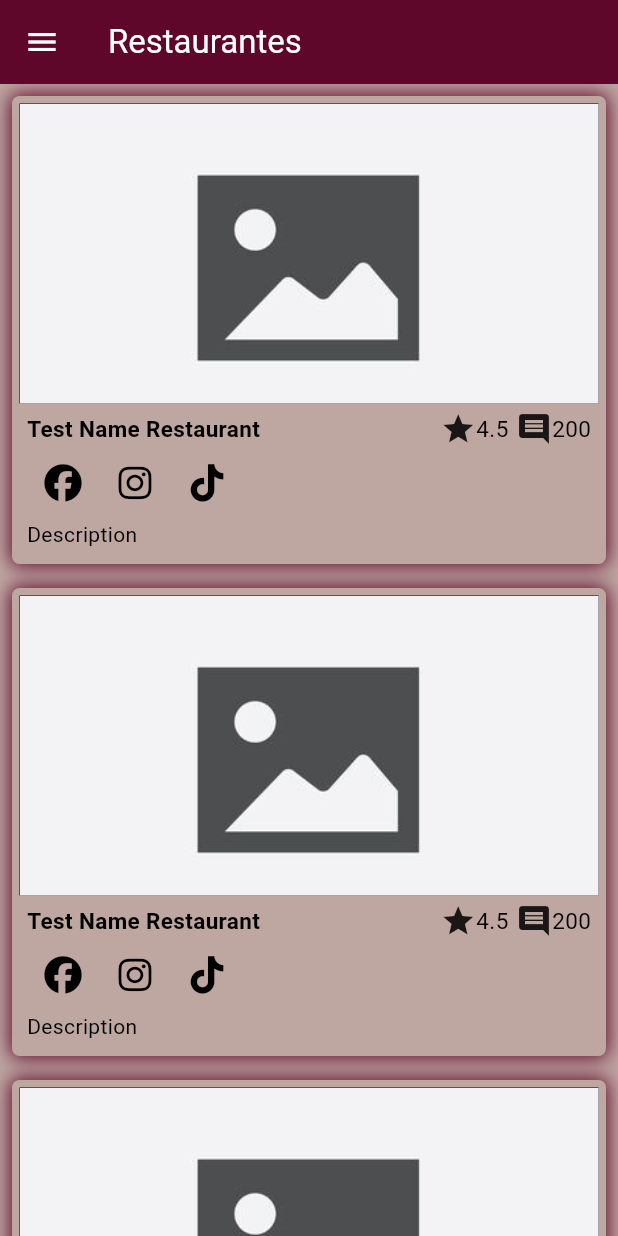
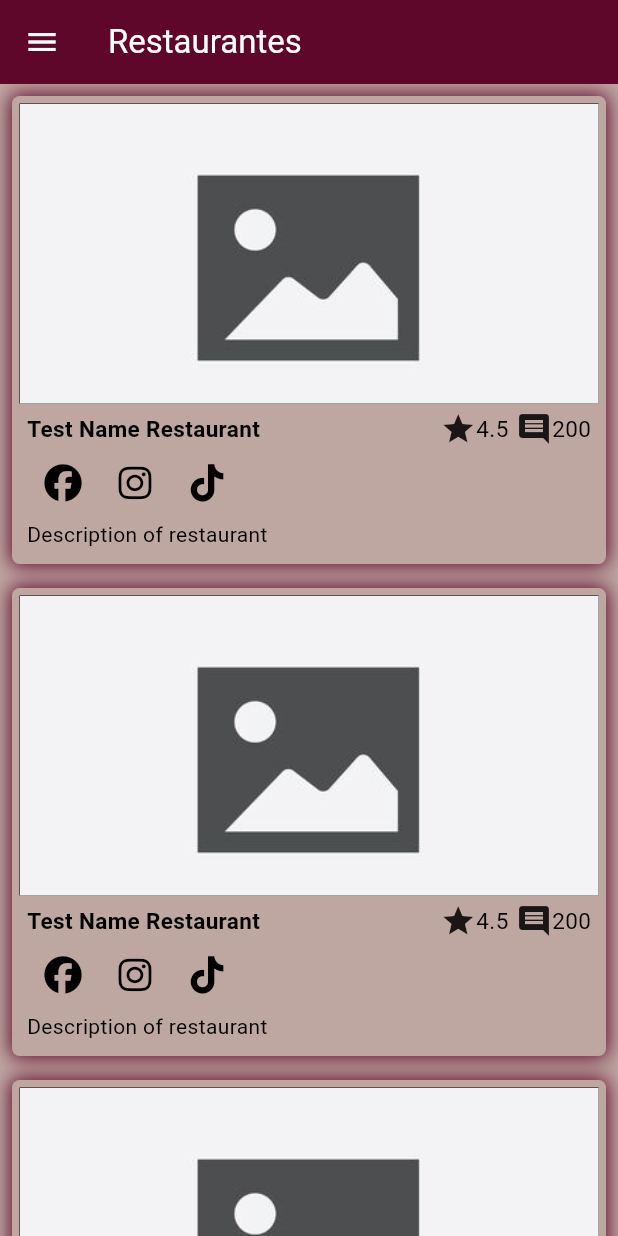
Before and after one commit to sanchezbuitrago/try_trip_flutter, a Flutter app: the RestaurantsPage screen opened by its route, on a phone screen of 412 x 824 dp. Run offline on Flutter 3.47's test engine with Material 3 defaults, Android fonts, the phone set to English and light mode, and no system bars; our stand-ins replace country_code_picker, flutter_secure_storage, font_awesome_flutter, logger, quickalert; accounts and stored records are empty.

Commit message:
Se agrega soporte para i10n en la pantalla de restaurantes

```diff
--- a/lib/features/authentication/presentation/screens/login.dart
+++ b/lib/features/authentication/presentation/screens/login.dart
@@ -59,7 +59,7 @@ class _LoginPageState extends State<LoginPage> {
 
   void _handleLoginSuccessfulState(LoginSuccessfulState state) {
     if (mounted) {
-      AppRoutes.resetTo(context, AppRoutes.home);
+      AppRoutes.resetTo(context, AppRoutes.restaurants);
     }
   }
 
--- a/lib/features/authentication/presentation/view_models/login.dart
+++ b/lib/features/authentication/presentation/view_models/login.dart
@@ -23,6 +23,8 @@ class LoginViewModel {
   UserController userController = UserController();
   Future<LoginState> doLogin(
       {required String email, required String pin}) async {
+    // TODO: Delete after implement service calling
+    return LoginSuccessfulState();
     try {
       await userController.doLogin(DoLoginCommand(email: email, pin: pin));
       return LoginSuccessfulState();
--- a/lib/features/restaurants/presentation/screens/restaurants.dart
+++ b/lib/features/restaurants/presentation/screens/restaurants.dart
@@ -6,6 +6,7 @@ import 'package:try_trip/core/widgets/drawer.dart';
 import 'package:try_trip/features/home/domain/view_model/session.dart';
 import 'package:try_trip/features/restaurants/domain/models/restaurants.dart';
 import 'package:try_trip/features/restaurants/presentation/widgets/restaurant_card.dart';
+import 'package:try_trip/generated/l10n.dart';
 
 class RestaurantsPage extends StatefulWidget {
   const RestaurantsPage({super.key});
@@ -62,7 +63,7 @@ class _RestaurantsPageState extends State<RestaurantsPage> {
         backgroundColor: Theme.of(context).colorScheme.primary,
         foregroundColor: Theme.of(context).colorScheme.onPrimary,
         title: Text(
-          "Restaurantes",
+          S.of(context).restaurantsListTitle,
           style: TextStyle(color: Theme.of(context).colorScheme.onPrimary),
         ),
       ),
--- a/lib/features/restaurants/presentation/widgets/restaurant_card.dart
+++ b/lib/features/restaurants/presentation/widgets/restaurant_card.dart
@@ -7,16 +7,19 @@ import 'package:url_launcher/url_launcher.dart';
 
 // Project imports:
 import 'package:try_trip/features/restaurants/domain/models/restaurants.dart';
+import 'package:try_trip/core/utils/logger.dart';
 
 class RestaurantCard extends StatelessWidget {
   final Restaurant restaurant;
   final Map<String, IconData> socialMediaIcons = {};
+  final CustomLogger _logger = CustomLogger.instance;
   RestaurantCard({super.key, required this.restaurant});
 
   Future<void> _launchURL(String url) async {
     if (await canLaunchUrl(Uri.parse(url))) {
       await launchUrl(Uri.parse(url));
     } else {
+      _logger.logError("Error open the url $url");
       throw 'No se pudo abrir la URL: $url';
     }
   }
@@ -123,7 +126,7 @@ class RestaurantCard extends StatelessWidget {
                   ),
                   buildSocialMediaList(),
                   Text(
-                    "Description",
+                    restaurant.description,
                     maxLines: 4,
                     overflow: TextOverflow.ellipsis,
                   )
--- a/lib/l10n/intl_en.arb
+++ b/lib/l10n/intl_en.arb
@@ -18,7 +18,7 @@
   "loginPINLabelText": "PIN",
   "loginPINNotFoundError": "Por favor ingrese un PIN",
   "loginPINNotValidError": "El PIN no cumple con la longitud requerida",
-  "loginForgotPINLink": "Olvidaste tú PIN ?",
+  "loginForgotPINLink": "¿ Olvidaste tú PIN ?",
   "loginRegisterButtonLabel": "Registrate",
   "loginVersionLabel": "TryTrip 0.0.0",
   "registerGenericError": "Error registrando el usuario",
@@ -43,5 +43,6 @@
   "registerFormSecondPINNotFoundError": "Por favor ingrese su PIN",
   "registerFormSecondPINNotValid": "El PIN debe tener 4 digitos",
   "registerFormPINsNotMatch": "Los PINs no coinciden",
-  "registerFormActionButtonText": "Registrar Usuario"
+  "registerFormActionButtonText": "Registrar Usuario",
+  "restaurantsListTitle": "Restaurantes"
 }
--- a/lib/l10n/intl_es.arb
+++ b/lib/l10n/intl_es.arb
@@ -18,7 +18,7 @@
   "loginPINLabelText": "PIN",
   "loginPINNotFoundError": "Por favor ingrese un PIN",
   "loginPINNotValidError": "El PIN no cumple con la longitud requerida",
-  "loginForgotPINLink": "Olvidaste tú PIN ?",
+  "loginForgotPINLink": "¿ Olvidaste tú PIN ?",
   "loginRegisterButtonLabel": "Registrate",
   "loginVersionLabel": "TryTrip 0.0.0",
   "registerGenericError": "Error registrando el usuario",
@@ -43,5 +43,6 @@
   "registerFormSecondPINNotFoundError": "Por favor ingrese su PIN",
   "registerFormSecondPINNotValid": "El PIN debe tener 4 digitos",
   "registerFormPINsNotMatch": "Los PINs no coinciden",
-  "registerFormActionButtonText": "Registrar Usuario"
+  "registerFormActionButtonText": "Registrar Usuario",
+  "restaurantsListTitle": "Restaurantes"
 }
```
Also changed, not shown: lib/generated/intl/messages_en.dart, lib/generated/intl/messages_es.dart, lib/generated/l10n.dart.
